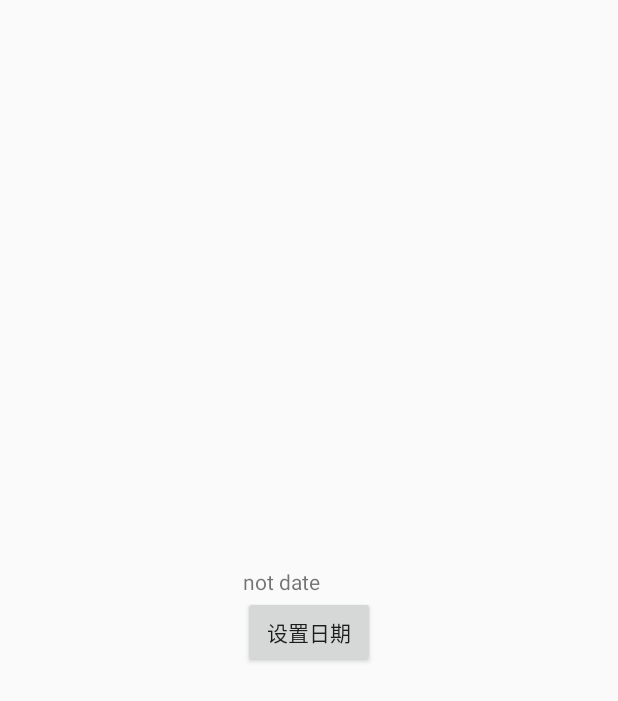
After one commit to WuRuiXuan/AndroidStudy, an Android app: the layout activity_date_picker.xml on its own in the app's theme, with its tools: preview values and no code run, on a phone screen of 412 x 824 dp. The commit adds this screen. Shown: the top 701 px of the screen. Run offline under Robolectric (Android 15) with nearby library versions, the phone set to English and light mode, and no system bars.

Commit message:
'TimePicker

```diff
--- a/app/src/main/AndroidManifest.xml
+++ b/app/src/main/AndroidManifest.xml
@@ -12,7 +12,8 @@
         android:roundIcon="@mipmap/ic_launcher_round"
         android:supportsRtl="true"
         android:theme="@style/AppTheme">
-        <activity android:name=".activity.FragmentActivity3">
+        <activity android:name=".activity.UIDatePickerActivity"></activity>
+        <activity android:name=".activity.UITimeAndDatePickerActivity">
             <intent-filter>
                 <action android:name="android.intent.action.MAIN" />
 
--- a/app/src/main/java/com/example/wuruixuan/androidstudy/activity/TimePickerFragment.java
+++ b/app/src/main/java/com/example/wuruixuan/androidstudy/activity/TimePickerFragment.java
@@ -18,9 +18,11 @@ public class TimePickerFragment extends DialogFragment implements TimePickerDial
     @Override
     public void onCreate(Bundle savedInstanceState) {
         super.onCreate(savedInstanceState);
+        // 通过getActivity方法获取该Fragment所依赖的Activity对象
         timePickerActivity = (TimePickerActivity) getActivity();
     }
 
+    // 创建对话框的事件方法：该方法会在Activity的按钮事件中调用show方法时，检查是否已存在Dialog，当不存在时会触发该方法，否则直接显示
     @Override
     public Dialog onCreateDialog(Bundle savedInstanceState) {
 
@@ -33,10 +35,12 @@ public class TimePickerFragment extends DialogFragment implements TimePickerDial
         return dialog;
     }
 
+    // 时间对话框中“完成”按钮的单击事件
     @Override
     public void onTimeSet(TimePicker timePicker, int i, int i1) {
         this.hour = i;
         this.minute = i1;
+        // 把用户设置的时间显示到界面TextView组件上
         timePickerActivity.setTimeValue(i, i1);
     }
 }
--- /dev/null
+++ b/app/src/main/res/layout/activity_date_picker.xml
@@ -0,0 +1,24 @@
+<?xml version="1.0" encoding="utf-8"?>
+<RelativeLayout xmlns:android="http://schemas.android.com/apk/res/android"
+    xmlns:app="http://schemas.android.com/apk/res-auto"
+    xmlns:tools="http://schemas.android.com/tools"
+    android:layout_width="match_parent"
+    android:layout_height="match_parent"
+    tools:context=".activity.DatePickerActivity"
+    android:gravity="center">
+
+    <TextView
+        android:id="@+id/textView_date"
+        android:layout_width="wrap_content"
+        android:layout_height="wrap_content"
+        android:text="not date" />
+
+    <Button
+        android:id="@+id/button_date"
+        android:layout_width="wrap_content"
+        android:layout_height="wrap_content"
+        android:layout_below="@id/textView_date"
+        android:text="设置日期"
+        android:onClick="setDateClick"/>
+
+</RelativeLayout>
```
Also changed, not shown: app/src/main/java/com/example/wuruixuan/androidstudy/activity/DatePickerActivity.java (added, +30 -0 lines), app/src/main/java/com/example/wuruixuan/androidstudy/activity/DatePickerFragment.java (added, +38 -0 lines), app/src/main/java/com/example/wuruixuan/androidstudy/activity/UITimeAndDatePickerActivity.java (added, +37 -0 lines), app/src/main/res/layout/activity_ui_time_and_date_picker.xml (added, +49 -0 lines).
